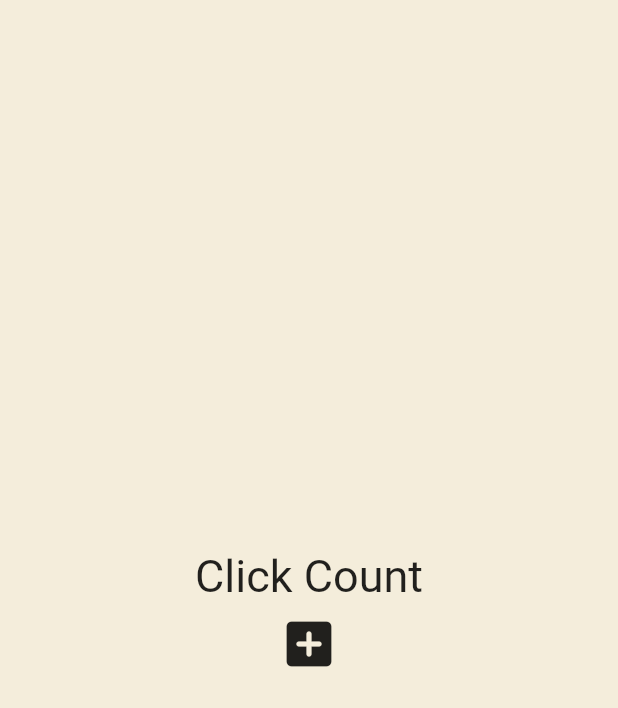
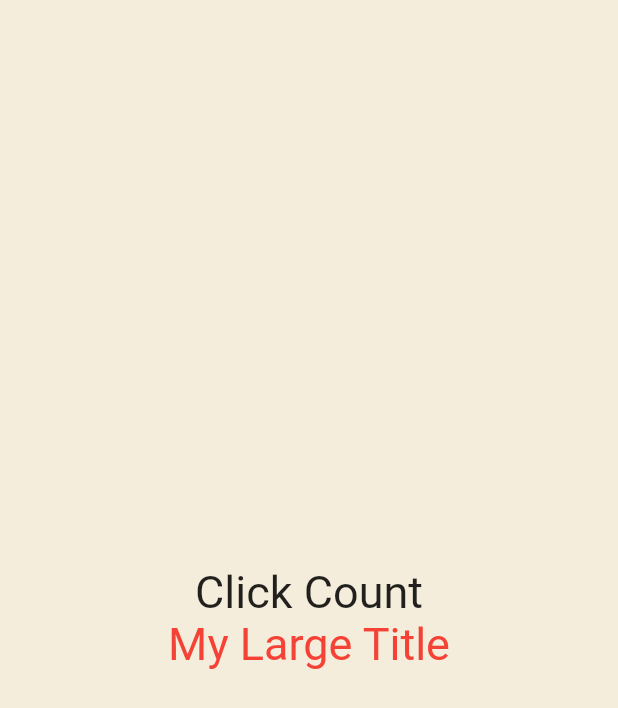
Before and after one commit to kingof7/flutter_stateful, a Flutter app: the screen it shows after launch, on a phone screen of 412 x 824 dp. Shown: the top 708 px of the screen. Run offline on Flutter 3.47's test engine with Material 2 defaults, Android fonts, the phone set to English and light mode, and no system bars.

Commit message:
#4.3 BuildContext (10:18)

```diff
--- a/stateful/lib/main.dart
+++ b/stateful/lib/main.dart
@@ -24,6 +24,13 @@ class _AppState extends State<App> {
     }
     // setState가 동작할 때마다 build() method 재 실행됨 : 데이터 리프레시
     return MaterialApp(
+      theme: ThemeData(
+        textTheme: const TextTheme(
+          titleLarge: TextStyle(
+            color: Colors.red,
+          ),
+        ),
+      ),
       home: Scaffold(
         backgroundColor: const Color(0xFFF4EDDB),
         body: Center(
@@ -41,21 +48,10 @@ class _AppState extends State<App> {
                   ),
                 ],
               ),
-              Row(
+              Column(
                 mainAxisAlignment: MainAxisAlignment.center,
-                children: const [],
-              ),
-              for (var n in numbers) Text('$n'),
-              Row(
-                mainAxisAlignment: MainAxisAlignment.center,
-                children: [
-                  IconButton(
-                    iconSize: 40,
-                    onPressed: onClicked,
-                    icon: const Icon(
-                      Icons.add_box_rounded,
-                    ),
-                  ),
+                children: const [
+                  MyLargeTitle(),
                 ],
               ),
             ],
@@ -65,3 +61,20 @@ class _AppState extends State<App> {
     );
   }
 }
+
+class MyLargeTitle extends StatelessWidget {
+  const MyLargeTitle({
+    Key? key,
+  }) : super(key: key);
+
+  @override
+  Widget build(BuildContext context) {
+    return Text(
+      'My Large Title',
+      style: TextStyle(
+        fontSize: 30,
+        color: Theme.of(context).textTheme.titleLarge?.color,
+      ),
+    );
+  }
+}
```
